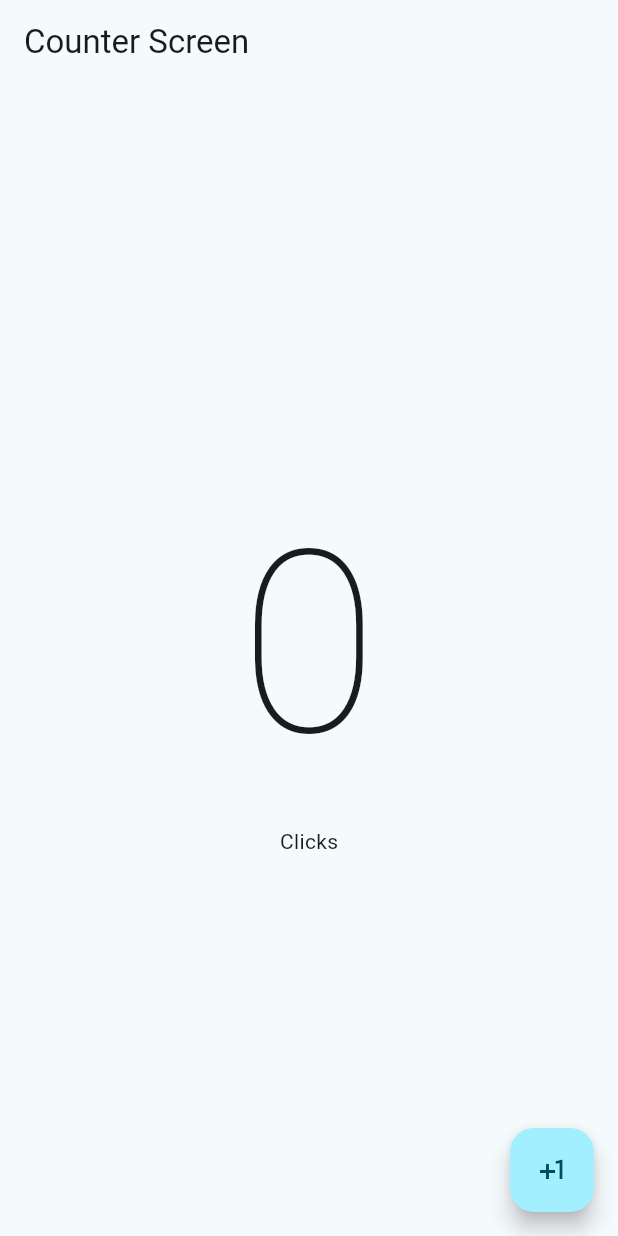
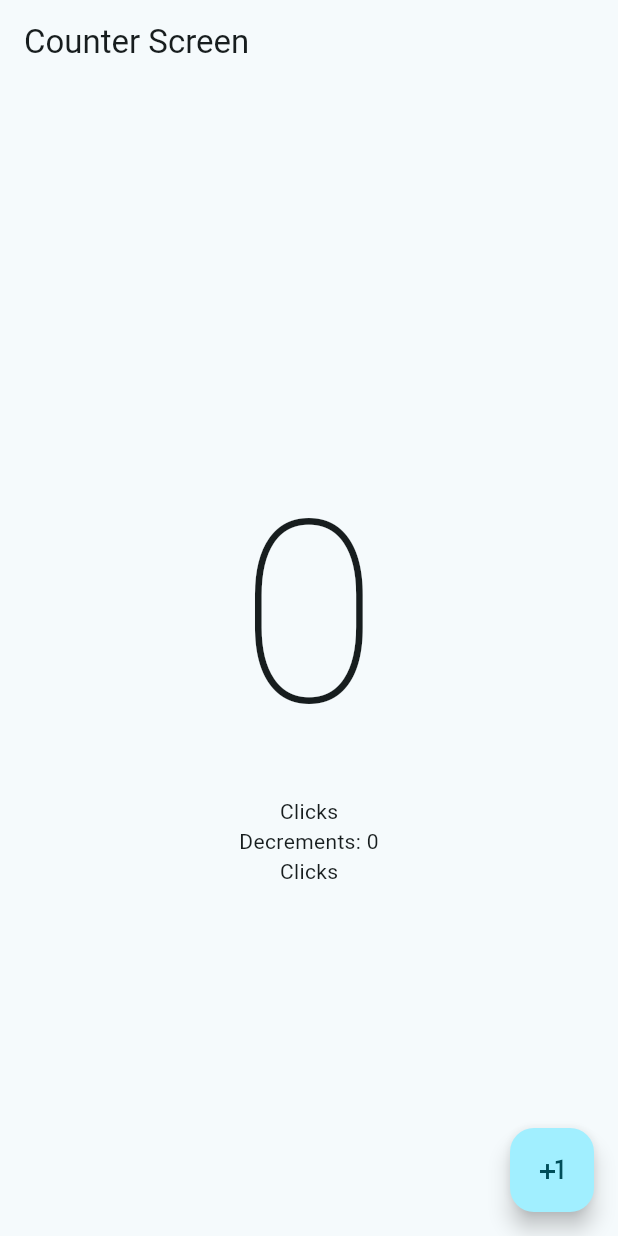
Before and after one commit to EduardoSTL/contador_numeros, a Flutter app: the screen it shows after launch, on a phone screen of 412 x 824 dp. Run offline on Flutter 3.47's test engine with Material 2 defaults, Android fonts, the phone set to English and light mode, and no system bars.

Commit message:
added: click's'

```diff
--- a/lib/presentacion_screens/counter_screen.dart
+++ b/lib/presentacion_screens/counter_screen.dart
@@ -12,6 +12,7 @@ class CounterScreen extends StatefulWidget{
   //* clase dinamica para widgets dinamicos, hereda de la manera state, que a excepcion de los const, todos son stateful widget
   class _CounterScreenState extends State<CounterScreen> {
     int clickCounter = 0;
+    int decrementCounter = 0;
   //metodo BUILD que define la interfaz del ususario(layout)
   @override
   Widget build(BuildContext context) {
@@ -31,7 +32,9 @@ class CounterScreen extends StatefulWidget{
         children: [
           Text('$clickCounter', style: TextStyle(fontSize: 169, fontWeight: FontWeight.w100),
           ),
-          Text('Clicks')
+          Text('Clicks'),
+          Text('Decrements: $decrementCounter'),
+          Text('Click${clickCounter == 1 ? '':'s'}') // New line
         ],
       ),
       ),
```
